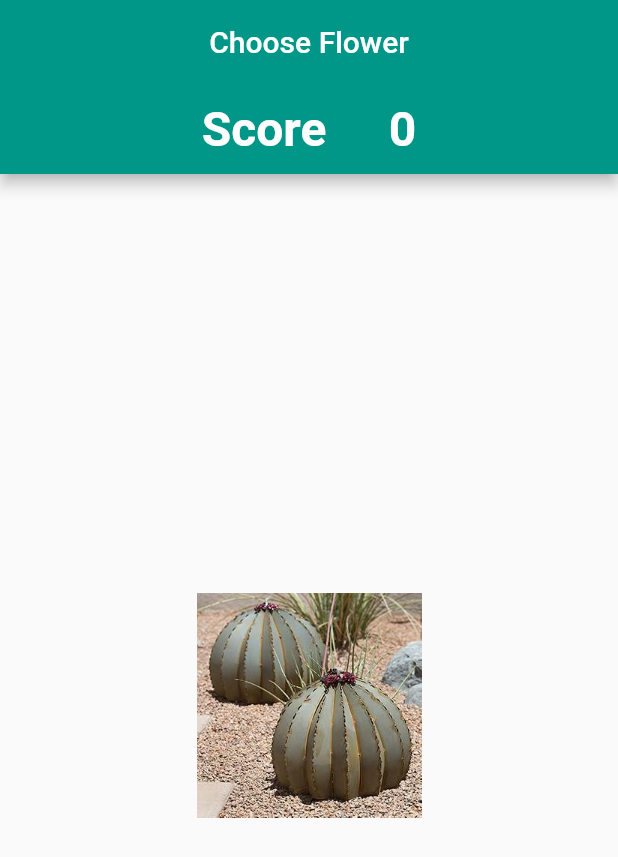
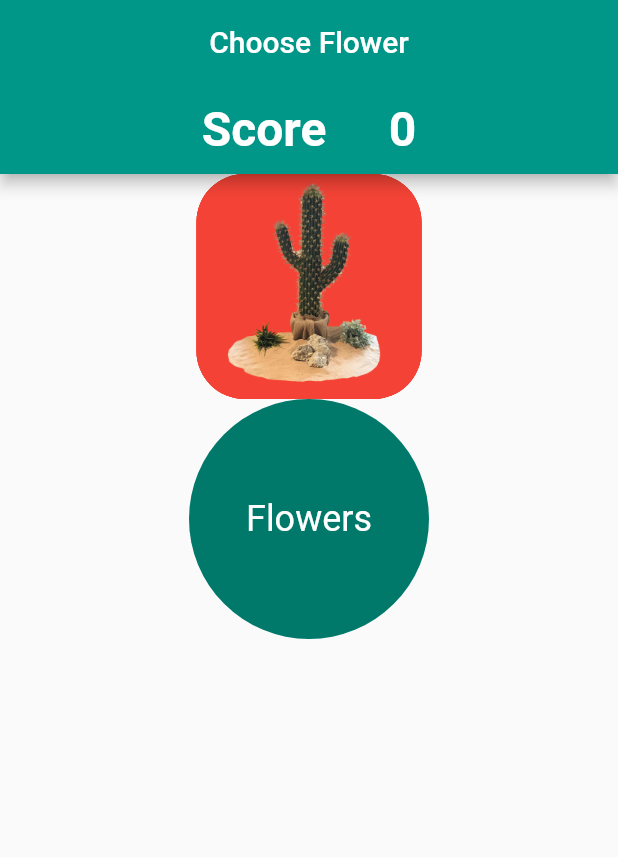
Before and after one commit to kritikasubba/Choose-Flower, a Flutter app: the screen it shows after launch, on a phone screen of 412 x 824 dp. Shown: the top 857 px of the screen. Run offline on Flutter 3.47's test engine with Material 2 defaults, Android fonts, the phone set to English and light mode, and no system bars.

Commit message:
drag target for flowertype land

```diff
--- a/lib/data/data.dart
+++ b/lib/data/data.dart
@@ -14,10 +14,10 @@ class Flower{
 }
 
 final allflowers = [
-  Flower(imageUrl: 'assets/flower1.jpg', type: FlowerType.land),
-  Flower(imageUrl: 'assets/flower2.jpg', type: FlowerType.land),
-  Flower(imageUrl: 'assets/cactus.jpg', type: FlowerType.desert),
-  Flower(imageUrl: 'assets/catus2.jpg', type: FlowerType.desert)
+  Flower(imageUrl: 'assets/rose.png', type: FlowerType.land),
+  Flower(imageUrl: 'assets/daisy.png', type: FlowerType.land),
+  Flower(imageUrl: 'assets/cactus2.png', type: FlowerType.desert),
+  Flower(imageUrl: 'assets/cactus3.png', type: FlowerType.desert)
 
 
 ];
--- a/lib/views/screens/draggable_base_screen.dart
+++ b/lib/views/screens/draggable_base_screen.dart
@@ -29,12 +29,54 @@ class _DraggableBaseScreenState extends State<DraggableBaseScreen> {
           ),
         ),
         body: Center(
-          child: buildOrigin(),
+          child: Column(
+            children: [
+              buildOrigin(),
+              buildTarget(context , text: 'Flowers', acceptType: FlowerType.land),
+            ],
+          ),
         ),
       );
 
+// Widget buildTargets(BuildContext context) {
+//  return buildTarget(context, text: 'Flowers', acceptType: FlowerType.land);
+
+// }
+
+Widget buildTarget(
+  BuildContext context , {
+    required String text,
+    required FlowerType acceptType
+
+  }
+) =>
+CircleAvatar(
+  radius: 80,
+  child:   DragTarget<Flower>(builder: (context, candidateData, rejectedData) {
+
+
+    return Center(
+
+      child: Text(text, style: const TextStyle(color: Colors.white , fontSize: 24),),
+
+
+    );
+
+
+
+  },
+  onWillAccept: (data)  => true,
+  onAccept: (data) {
+    if(data.type == acceptType) {
+
+    }
+  },
+  ),
+);
+
   Widget buildOrigin() {
     return Stack(
+      alignment: Alignment.center,
       children: all
           .map((flower) => DraggableWidgetScreen(
                 flower: flower,
--- a/lib/views/widget/draggable_widget_screen.dart
+++ b/lib/views/widget/draggable_widget_screen.dart
@@ -17,6 +17,7 @@ class DraggableWidgetScreen extends StatelessWidget {
       data: flower,
       feedback: buildImage(),
       child: buildImage() ,
+      childWhenDragging: Container(height: size),
     );
 
 
@@ -24,6 +25,9 @@ class DraggableWidgetScreen extends StatelessWidget {
   }
   Widget buildImage() {
     return Container(
+      decoration: BoxDecoration(borderRadius: BorderRadius.circular(32) ,
+      color: Colors.red
+      ),
       height: size,
       width: size,
       child: Image.asset(flower.imageUrl),
```
Also changed, not shown: assets/cactus2.png (added), assets/cactus3.png (added), assets/daisy.png (added), assets/rose.png (added), assets/sunflower.png (added).
